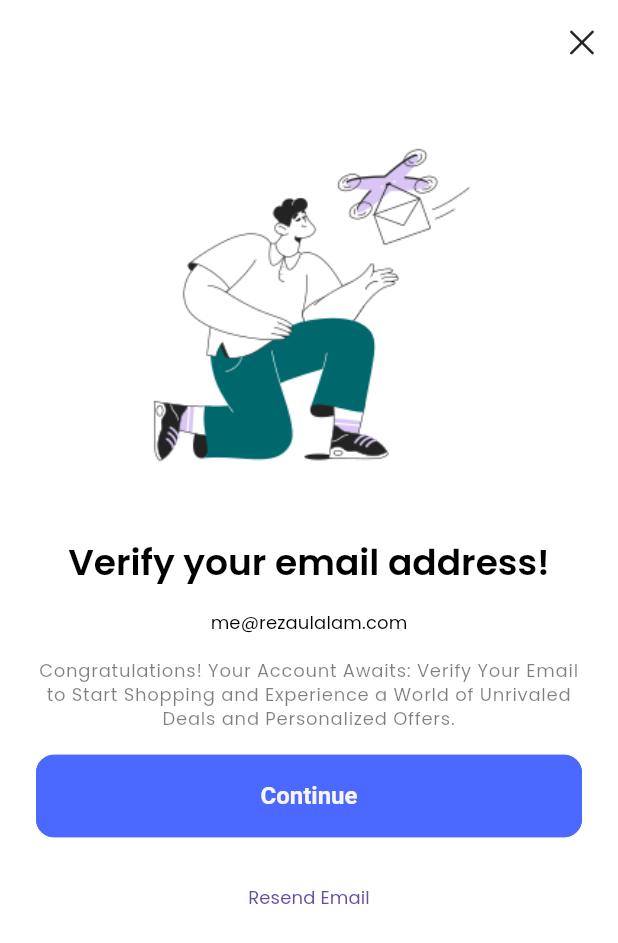
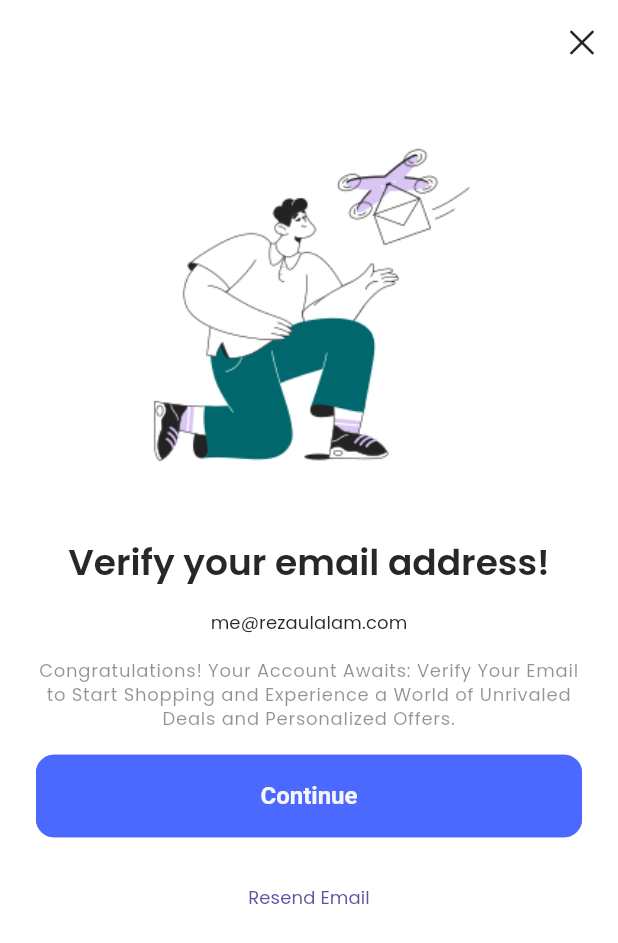
Before and after one commit to mohammadrezaulalam/cwt-ecommerce, a Flutter app: the VerifyEmailScreen screen opened directly, on a phone screen of 412 x 824 dp. Shown: the top 943 px of the screen. Run offline on Flutter 3.47's test engine with Material 2 defaults, Android fonts, the phone set to English and light mode, and no system bars; our stand-ins replace carousel_slider, get, get_storage, iconsax, logger, smooth_page_indicator; accounts and stored records are empty.

Commit message:
Added Profile Detail Screen to update profile information

```diff
--- a/lib/common/widgets/images/t_circular_image.dart
+++ b/lib/common/widgets/images/t_circular_image.dart
@@ -28,7 +28,7 @@ class TCircularImage extends StatelessWidget {
     return Container(
       width: width,
       height: height,
-      padding: EdgeInsets.zero,
+      padding: EdgeInsets.all(padding),
       decoration: BoxDecoration(
         // If image background color is null then switch it to light and dark mode color design.
         color: backgroundColor ?? (THelperFunctions.isDarkMode(context) ? TColors.black : TColors.white),
--- a/lib/common/widgets/layouts/list_tiles/user_profile_tile.dart
+++ b/lib/common/widgets/layouts/list_tiles/user_profile_tile.dart
@@ -1,5 +1,7 @@
 import 'package:flutter/material.dart';
+import 'package:get/get.dart';
 import 'package:iconsax/iconsax.dart';
+import 'package:tecom/features/personalization/screens/profile/profile.dart';
 import '../../../../utils/constants/colors.dart';
 import '../../../../utils/constants/image_strings.dart';
 import '../../images/t_circular_image.dart';
@@ -20,7 +22,7 @@ class TUserProfileTile extends StatelessWidget {
       ),
       title: Text('Arman Sadi', style: Theme.of(context).textTheme.headlineSmall!.apply(color: TColors.white),),
       subtitle: Text('me@armansadi.xyz', style: Theme.of(context).textTheme.bodyMedium!.apply(color: TColors.white),),
-      trailing: IconButton(onPressed: (){}, icon: const Icon(Iconsax.edit, color: TColors.white,),),
+      trailing: IconButton(onPressed: () => Get.to( () => const ProfileScreen()), icon: const Icon(Iconsax.edit, color: TColors.white,),),
     );
   }
 }
--- a/lib/utils/theme/custom_themes/text_theme.dart
+++ b/lib/utils/theme/custom_themes/text_theme.dart
@@ -1,127 +1,43 @@
 import 'package:flutter/material.dart';
+import 'package:tecom/utils/constants/colors.dart';
 
 class TTextTheme{
   TTextTheme._();
 
+  /// Customizable Light Text Theme
   static TextTheme lightTextTheme = TextTheme(
+    headlineLarge: const TextStyle().copyWith(fontSize: 32.0, fontWeight: FontWeight.bold, color: TColors.dark),
+    headlineMedium: const TextStyle().copyWith(fontSize: 24.0, fontWeight: FontWeight.w600, color: TColors.dark),
+    headlineSmall: const TextStyle().copyWith(fontSize: 18.0, fontWeight: FontWeight.w600, color: TColors.dark),
 
-    headlineLarge: const TextStyle().copyWith(
-      fontSize: 32.0,
-      fontWeight: FontWeight.bold,
-      color: Colors.black,
-    ),
-    headlineMedium: const TextStyle().copyWith(
-      fontSize: 24.0,
-      fontWeight: FontWeight.w600,
-      color: Colors.black,
-    ),
-    headlineSmall: const TextStyle().copyWith(
-      fontSize: 18.0,
-      fontWeight: FontWeight.w600,
-      color: Colors.black,
-    ),
+    titleLarge: const TextStyle().copyWith(fontSize: 16.0, fontWeight: FontWeight.w600, color: TColors.dark),
+    titleMedium: const TextStyle().copyWith(fontSize: 16.0, fontWeight: FontWeight.w500, color: TColors.dark),
+    titleSmall: const TextStyle().copyWith(fontSize: 16.0, fontWeight: FontWeight.w400, color: TColors.dark),
 
-    titleLarge: const TextStyle().copyWith(
-      fontSize: 16.0,
-      fontWeight: FontWeight.w600,
-      color: Colors.black,
-    ),
-    titleMedium: const TextStyle().copyWith(
-      fontSize: 16.0,
-      fontWeight: FontWeight.w500,
-      color: Colors.black,
-    ),
-    titleSmall: const TextStyle().copyWith(
-      fontSize: 16.0,
-      fontWeight: FontWeight.w400,
-      color: Colors.black,
-    ),
+    bodyLarge: const TextStyle().copyWith(fontSize: 14.0, fontWeight: FontWeight.w500, color: TColors.dark),
+    bodyMedium: const TextStyle().copyWith(fontSize: 14.0, fontWeight: FontWeight.normal, color: TColors.dark),
+    bodySmall: const TextStyle().copyWith(fontSize: 14.0, fontWeight: FontWeight.w500, color: TColors.dark.withOpacity(0.5)),
 
-    bodyLarge: const TextStyle().copyWith(
-      fontSize: 14.0,
-      fontWeight: FontWeight.w500,
-      color: Colors.black,
-    ),
-    bodyMedium: const TextStyle().copyWith(
-      fontSize: 14.0,
-      fontWeight: FontWeight.normal,
-      color: Colors.black,
-    ),
-    bodySmall: const TextStyle().copyWith(
-      fontSize: 14.0,
-      fontWeight: FontWeight.w500,
-      color: Colors.black.withOpacity(0.5),
-    ),
-
-    labelLarge: const TextStyle().copyWith(
-      fontSize: 12.0,
-      fontWeight: FontWeight.normal,
-      color: Colors.black,
-    ),
-    labelMedium: const TextStyle().copyWith(
-      fontSize: 12.0,
-      fontWeight: FontWeight.normal,
-      color: Colors.black.withOpacity(0.5),
-    ),
+    labelLarge: const TextStyle().copyWith(fontSize: 12.0, fontWeight: FontWeight.normal, color: TColors.dark),
+    labelMedium: const TextStyle().copyWith(fontSize: 12.0, fontWeight: FontWeight.normal, color: TColors.dark.withOpacity(0.5)),
+  );
 
 
+  /// Customizable Dark Text Theme
+  static TextTheme darkTextTheme = TextTheme(
+    headlineLarge: const TextStyle().copyWith(fontSize: 32.0, fontWeight: FontWeight.bold, color: TColors.light),
+    headlineMedium: const TextStyle().copyWith(fontSize: 24.0, fontWeight: FontWeight.w600, color: TColors.light),
+    headlineSmall: const TextStyle().copyWith(fontSize: 18.0, fontWeight: FontWeight.w600, color: TColors.light),
 
-  );
+    titleLarge: const TextStyle().copyWith(fontSize: 16.0, fontWeight: FontWeight.w600, color: TColors.light),
+    titleMedium: const TextStyle().copyWith(fontSize: 16.0, fontWeight: FontWeight.w500, color: TColors.light),
+    titleSmall: const TextStyle().copyWith(fontSize: 16.0, fontWeight: FontWeight.w400, color: TColors.light),
 
-  static TextTheme darkTextTheme = TextTheme(
-    headlineLarge: const TextStyle().copyWith(
-      fontSize: 32.0,
-      fontWeight: FontWeight.bold,
-      color: Colors.white,
-    ),
-    headlineMedium: const TextStyle().copyWith(
-      fontSize: 24.0,
-      fontWeight: FontWeight.w600,
-      color: Colors.white,
-    ),
+    bodyLarge: const TextStyle().copyWith(fontSize: 14.0, fontWeight: FontWeight.w500, color: TColors.light),
+    bodyMedium: const TextStyle().copyWith(fontSize: 14.0, fontWeight: FontWeight.normal, color: TColors.light),
+    bodySmall: const TextStyle().copyWith(fontSize: 14.0, fontWeight: FontWeight.w500, color: TColors.light.withOpacity(0.5)),
 
-    titleLarge: const TextStyle().copyWith(
-      fontSize: 16.0,
-      fontWeight: FontWeight.w600,
-      color: Colors.white,
-    ),
-    titleMedium: const TextStyle().copyWith(
-      fontSize: 16.0,
-      fontWeight: FontWeight.w500,
-      color: Colors.white,
-    ),
-    titleSmall: const TextStyle().copyWith(
-      fontSize: 16.0,
-      fontWeight: FontWeight.w400,
-      color: Colors.white,
-    ),
-
-    bodyLarge: const TextStyle().copyWith(
-      fontSize: 14.0,
-      fontWeight: FontWeight.w500,
-      color: Colors.white,
-    ),
-    bodyMedium: const TextStyle().copyWith(
-      fontSize: 14.0,
-      fontWeight: FontWeight.normal,
-      color: Colors.white,
-    ),
-    bodySmall: const TextStyle().copyWith(
-      fontSize: 14.0,
-      fontWeight: FontWeight.w500,
-      color: Colors.white.withOpacity(0.5),
-    ),
-
-    labelLarge: const TextStyle().copyWith(
-      fontSize: 12.0,
-      fontWeight: FontWeight.normal,
-      color: Colors.white,
-    ),
-    labelMedium: const TextStyle().copyWith(
-      fontSize: 12.0,
-      fontWeight: FontWeight.normal,
-      color: Colors.white.withOpacity(0.5),
-    ),
-
+    labelLarge: const TextStyle().copyWith(fontSize: 12.0, fontWeight: FontWeight.normal, color: TColors.light),
+    labelMedium: const TextStyle().copyWith(fontSize: 12.0, fontWeight: FontWeight.normal, color: TColors.light.withOpacity(0.5)),
   );
 }
--- a/lib/utils/theme/theme.dart
+++ b/lib/utils/theme/theme.dart
@@ -1,4 +1,5 @@
 import 'package:flutter/material.dart';
+import 'package:tecom/utils/constants/colors.dart';
 import 'package:tecom/utils/theme/custom_themes/bottom_sheet_theme.dart';
 import 'package:tecom/utils/theme/custom_themes/checkbox_theme.dart';
 import 'package:tecom/utils/theme/custom_themes/chip_theme.dart';
@@ -15,11 +16,12 @@ class TAppTheme{
   static ThemeData lightTheme = ThemeData(
     useMaterial3: true,
     fontFamily: 'Poppins',
+    disabledColor: TColors.grey,
     brightness: Brightness.light,
-    primaryColor: Colors.blue,
+    primaryColor: TColors.primary,
     textTheme: TTextTheme.lightTextTheme,
     chipTheme: TChipTheme.lightChipTheme,
-    scaffoldBackgroundColor: Colors.white,
+    scaffoldBackgroundColor: TColors.white,
     appBarTheme: TAppBarTheme.lightAppBarTheme,
     checkboxTheme: TCheckBoxTheme.lightCheckBoxTheme,
     bottomSheetTheme: TBottomSheetTheme.lightBottomSheetTheme,
@@ -31,11 +33,12 @@ class TAppTheme{
   static ThemeData darkTheme = ThemeData(
     useMaterial3: true,
     fontFamily: 'Poppins',
+    disabledColor: TColors.grey,
     brightness: Brightness.dark,
-    primaryColor: Colors.blue,
+    primaryColor: TColors.primary,
     textTheme: TTextTheme.darkTextTheme,
     chipTheme: TChipTheme.darkChipTheme,
-    scaffoldBackgroundColor: Colors.black,
+    scaffoldBackgroundColor: TColors.black,
     appBarTheme: TAppBarTheme.darkAppBarTheme,
     checkboxTheme: TCheckBoxTheme.darkCheckBoxTheme,
     bottomSheetTheme: TBottomSheetTheme.darkBottomSheetTheme,
```
Also changed, not shown: lib/features/personalization/screens/profile/profile.dart (added, +85 -0 lines), lib/features/personalization/screens/profile/widgets/profile_menu.dart (added, +35 -0 lines).
